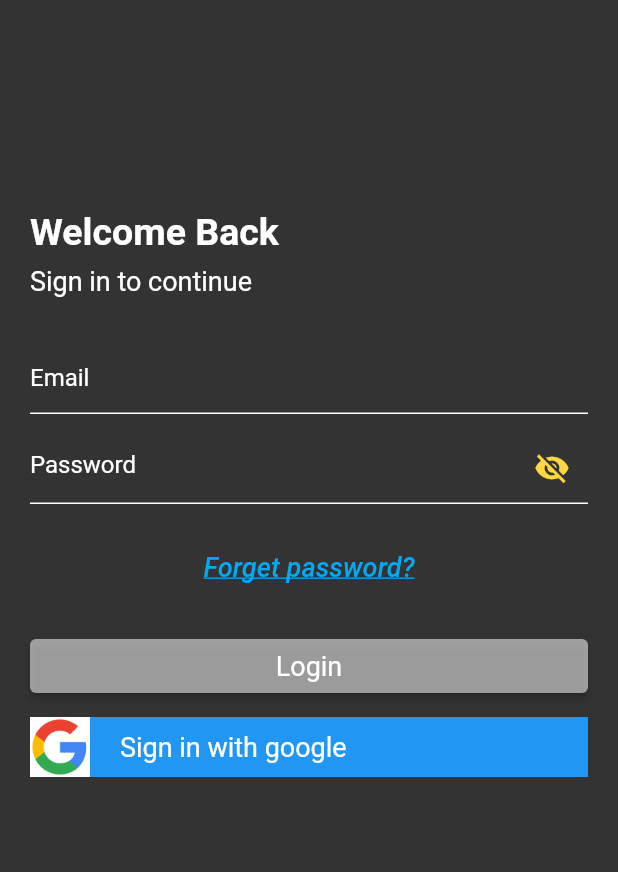
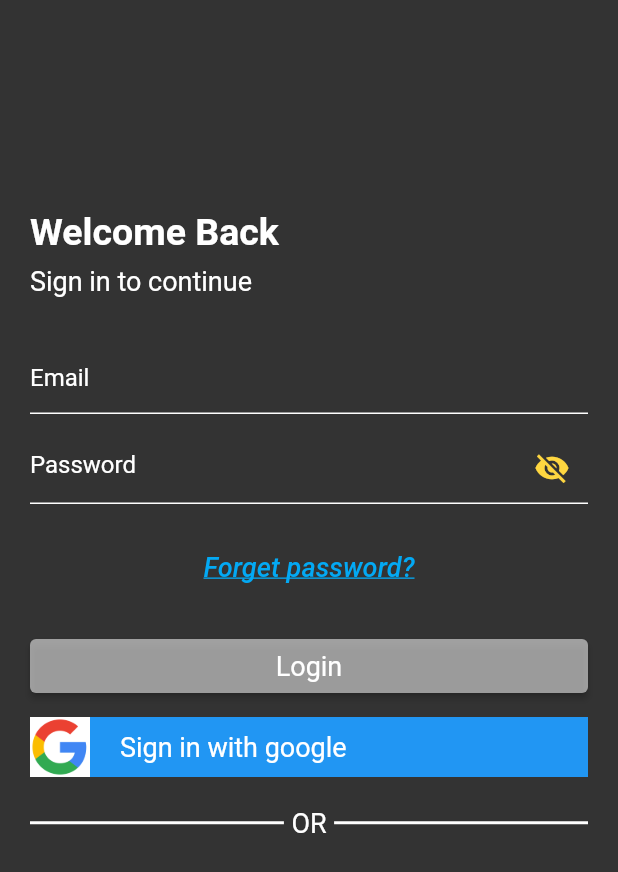
Before and after one commit to Devsaci/grocery_app_hadi_v2, a Flutter app: the screen it shows after launch, on a phone screen of 412 x 824 dp. Shown: the top 872 px of the screen. Run offline on Flutter 3.47's test engine with Material 2 defaults, Android fonts, the phone set to English and light mode, and no system bars; drawn by our look-alikes of card_swiper; our stand-ins replace fancy_shimmer_image, flutter_iconly, shared_preferences.

Commit message:
Row Divider  'OR' Divider

```diff
--- a/lib/screens/auth/login.dart
+++ b/lib/screens/auth/login.dart
@@ -172,7 +172,34 @@ class _LoginScreenState extends State<LoginScreen> {
                   ),
                   const SizedBox(height: 10),
                   const GoogleButton(),
-                  const SizedBox(height: 10),
+                  const SizedBox(height: 20),
+                  Row(
+                    children: [
+                      const Expanded(
+                        child: Divider(
+                          color: Colors.white,
+                          thickness: 2,
+                        ),
+                      ),
+                      const SizedBox(
+                        width: 5,
+                      ),
+                      TextWidget(
+                        text: 'OR',
+                        color: Colors.white,
+                        textSize: 18,
+                      ),
+                      const SizedBox(
+                        width: 5,
+                      ),
+                      const Expanded(
+                        child: Divider(
+                          color: Colors.white,
+                          thickness: 2,
+                        ),
+                      ),
+                    ],
+                  )
                 ],
               ),
             ),
```
